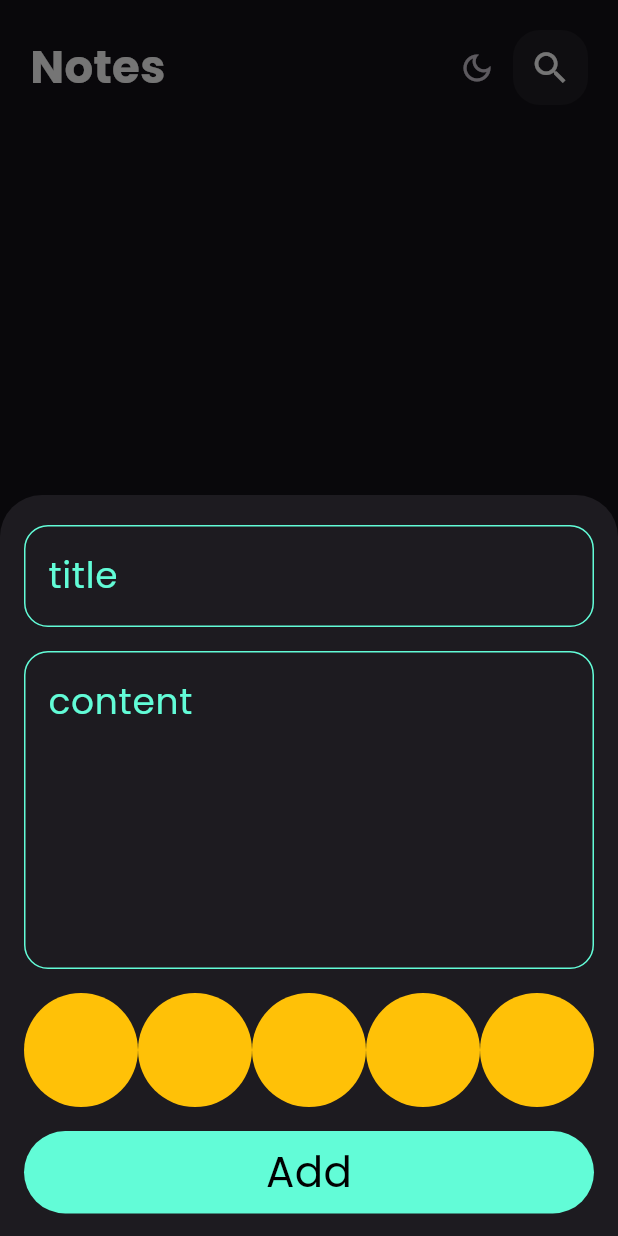
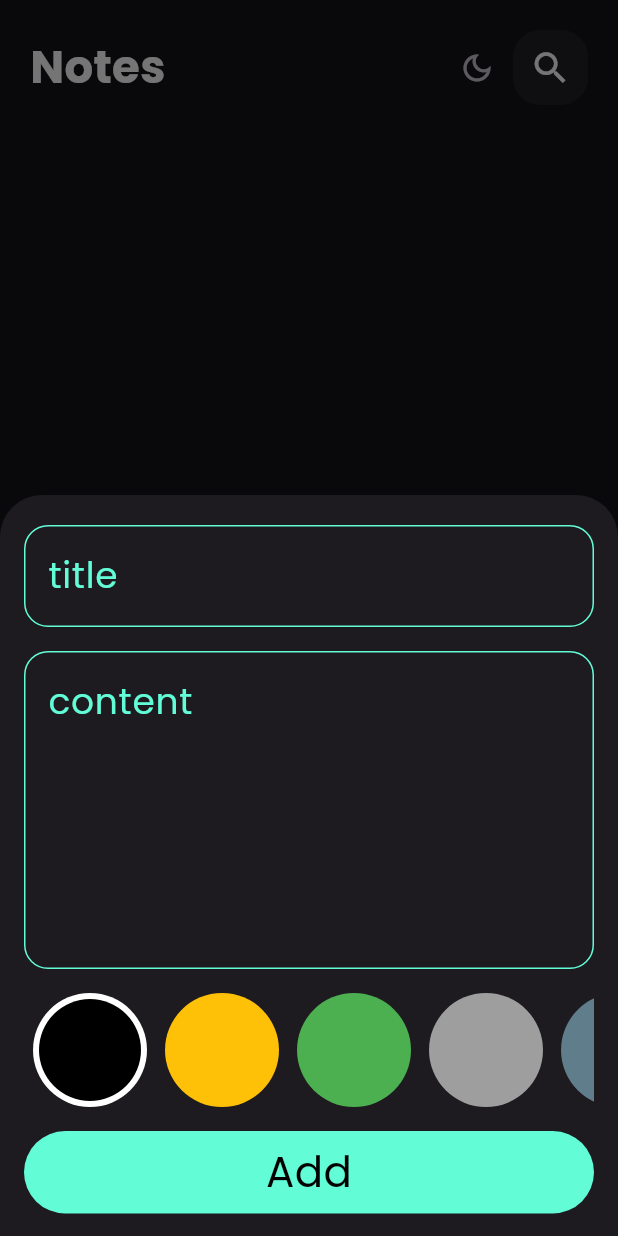
Before and after one commit to ElHbrouk/Notes-App, a Flutter app: the screen it shows after launch, after a tap on the "light mode" icon, after a tap on the "add" icon, on a phone screen of 412 x 824 dp. Run offline on Flutter 3.47's test engine with Material 3 defaults, Android fonts, the phone set to English and light mode, and no system bars; our stand-ins replace bloc, flutter_bloc, font_awesome_flutter, hive, hive_flutter, shared_preferences; accounts and stored records are empty.

Commit message:
colors list view part two

```diff
--- a/lib/widgets/add_note_form.dart
+++ b/lib/widgets/add_note_form.dart
@@ -51,9 +51,9 @@
           const SizedBox(
             height: 16,
           ),
-          SizedBox(
+          const SizedBox(
             height: 76,
-            child: const ColorsListView()),
+            child: ColorsListView()),
           const SizedBox(
             height: 16,
           ),
--- a/lib/widgets/color_item.dart
+++ b/lib/widgets/color_item.dart
@@ -1,13 +1,23 @@
 import 'package:flutter/material.dart';
 
 class ColorItem extends StatelessWidget {
-  const ColorItem({super.key});
-
+  const ColorItem({super.key, required this.isActive, required this.color});
+  final bool isActive;
+  final Color color;
   @override
   Widget build(BuildContext context) {
-    return const CircleAvatar(
-      backgroundColor: Colors.amber,
-      radius: 38,
-    );
+    return isActive
+        ?  CircleAvatar(
+            radius: 38,
+            backgroundColor: Colors.white,
+            child: CircleAvatar(
+              backgroundColor: color,
+              radius: 34,
+            ),
+          )
+        :  CircleAvatar(
+            backgroundColor: color,
+            radius: 38,
+          );
   }
 }
--- a/lib/widgets/color_item_list_view.dart
+++ b/lib/widgets/color_item_list_view.dart
@@ -1,15 +1,44 @@
 import 'package:flutter/material.dart';
 import 'package:notes_app/widgets/color_item.dart';
 
-class ColorsListView extends StatelessWidget {
-  const ColorsListView({super.key});
+class ColorsListView extends StatefulWidget {
+  const ColorsListView({super.key,});
 
+  @override
+  State<ColorsListView> createState() => _ColorsListViewState();
+}
+
+class _ColorsListViewState extends State<ColorsListView> {
+  int currentIndex = 0;
+  List<Color> colors = [
+    Colors.black,
+    Colors.amber,
+    Colors.green,
+    Colors.grey,
+    Colors.blueGrey,
+    Colors.red,
+    Colors.brown,
+    Colors.teal,
+  ];
   @override
   Widget build(BuildContext context) {
     return ListView.builder(
       scrollDirection: Axis.horizontal,
-      itemCount: 10,
-      itemBuilder: (BuildContext context, int index) => const ColorItem(),
+      itemCount: colors.length,
+      physics: const BouncingScrollPhysics(),
+      itemBuilder: (BuildContext context, int index) => Padding(
+        padding: const EdgeInsets.symmetric(horizontal: 6.0),
+        child: GestureDetector(
+          onTap: () {
+            currentIndex = index;
+            setState(() {});
+          },
+          child: ColorItem(
+            isActive: currentIndex == index,
+            color: colors[index],
+          ),
+        ),
+      ),
     );
   }
 }
```
